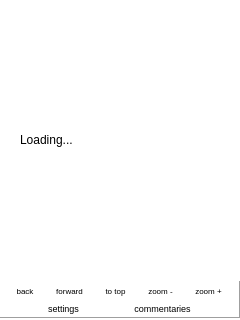
MosheWagner/Orayta-QT, file android-exp/mobileapp.ui: the form before one commit.
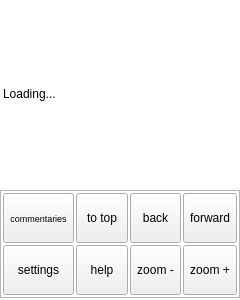
The form after the commit. The open tabs and pages were chosen to show the change. Icons and pictures are not drawn.

Diff of the .ui file:
```diff
--- a/android-exp/mobileapp.ui
+++ b/android-exp/mobileapp.ui
@@ -7,13 +7,13 @@
     <x>0</x>
     <y>0</y>
     <width>240</width>
-    <height>320</height>
+    <height>300</height>
    </rect>
   </property>
   <property name="minimumSize">
    <size>
     <width>240</width>
-    <height>320</height>
+    <height>300</height>
    </size>
   </property>
   <property name="palette">
@@ -174,7 +174,7 @@
       </palette>
      </property>
      <property name="currentIndex">
-      <number>1</number>
+      <number>0</number>
      </property>
      <widget class="QWidget" name="mainpage">
       <layout class="QVBoxLayout" name="verticalLayout_12">
@@ -187,7 +187,7 @@
        <item>
         <layout class="QGridLayout" name="gridLayout">
          <property name="verticalSpacing">
-          <number>20</number>
+          <number>2</number>
          </property>
          <property name="margin">
           <number>1</number>
@@ -252,7 +252,7 @@
            </item>
           </layout>
          </item>
-         <item row="0" column="1">
+         <item row="0" column="2">
           <layout class="QHBoxLayout" name="horizontalLayout_11">
            <item>
             <widget class="QToolButton" name="searchBTN">
@@ -309,7 +309,7 @@
            </item>
           </layout>
          </item>
-         <item row="1" column="1">
+         <item row="2" column="2">
           <layout class="QHBoxLayout" name="horizontalLayout_13">
            <item>
             <widget class="QToolButton" name="aboutBTN">
@@ -366,7 +366,7 @@
            </item>
           </layout>
          </item>
-         <item row="1" column="0">
+         <item row="2" column="0">
           <layout class="QHBoxLayout" name="horizontalLayout_12">
            <item>
             <widget class="QToolButton" name="getbooksBTN">
@@ -423,6 +423,32 @@
            </item>
           </layout>
          </item>
+         <item row="1" column="0">
+          <spacer name="verticalSpacer_9">
+           <property name="orientation">
+            <enum>Qt::Vertical</enum>
+           </property>
+           <property name="sizeHint" stdset="0">
+            <size>
+             <width>20</width>
+             <height>0</height>
+            </size>
+           </property>
+          </spacer>
+         </item>
+         <item row="0" column="1">
+          <spacer name="horizontalSpacer">
+           <property name="orientation">
+            <enum>Qt::Horizontal</enum>
+           </property>
+           <property name="sizeHint" stdset="0">
+            <size>
+             <width>0</width>
+             <height>0</height>
+            </size>
+           </property>
+          </spacer>
+         </item>
         </layout>
        </item>
        <item>
@@ -523,10 +549,13 @@
 &lt;p align=&quot;center&quot; style=&quot;-qt-paragraph-type:empty; margin-top:0px; margin-bottom:0px; margin-left:0px; margin-right:0px; -qt-block-indent:0; text-indent:0px;&quot;&gt;&lt;/p&gt;
 &lt;p align=&quot;center&quot; style=&quot;-qt-paragraph-type:empty; margin-top:0px; margin-bottom:0px; margin-left:0px; margin-right:0px; -qt-block-indent:0; text-indent:0px;&quot;&gt;&lt;/p&gt;
 &lt;p align=&quot;center&quot; style=&quot;-qt-paragraph-type:empty; margin-top:0px; margin-bottom:0px; margin-left:0px; margin-right:0px; -qt-block-indent:0; text-indent:0px; font-weight:600; color:#000031;&quot;&gt;&lt;/p&gt;
-&lt;p align=&quot;center&quot; style=&quot; margin-top:0px; margin-bottom:0px; margin-left:0px; margin-right:0px; -qt-block-indent:0; text-indent:0px;&quot;&gt;&lt;span style=&quot; font-weight:600; color:#000031;&quot;&gt;about&lt;/span&gt;&lt;/p&gt;
-&lt;p align=&quot;center&quot; style=&quot; margin-top:0px; margin-bottom:0px; margin-left:0px; margin-right:0px; -qt-block-indent:0; text-indent:0px;&quot;&gt;&lt;span style=&quot; color:#000031;&quot;&gt;orayta 4 android is a free app for displaying jewish books on your cellphone&lt;/span&gt;&lt;/p&gt;
-&lt;p align=&quot;center&quot; style=&quot; margin-top:0px; margin-bottom:0px; margin-left:0px; margin-right:0px; -qt-block-indent:0; text-indent:0px;&quot;&gt;&lt;span style=&quot; color:#000031;&quot;&gt;for any question you may contact the developers:&lt;/span&gt;&lt;/p&gt;
-&lt;p align=&quot;center&quot; style=&quot; margin-top:0px; margin-bottom:0px; margin-left:0px; margin-right:0px; -qt-block-indent:0; text-indent:0px;&quot;&gt;&lt;a href=&quot;mailto:orayta.books@gmail.com&quot;&gt;&lt;span style=&quot; text-decoration: underline; color:#0000ff;&quot;&gt;orayta.books@gmail.com&lt;/span&gt;&lt;/a&gt;&lt;/p&gt;&lt;/body&gt;&lt;/html&gt;</string>
+&lt;p align=&quot;center&quot; style=&quot; margin-top:0px; margin-bottom:0px; margin-left:0px; margin-right:0px; -qt-block-indent:0; text-indent:0px;&quot;&gt;&lt;span style=&quot; font-weight:600; color:#000031;&quot;&gt;About&lt;/span&gt;&lt;/p&gt;
+&lt;p align=&quot;center&quot; style=&quot; margin-top:0px; margin-bottom:0px; margin-left:0px; margin-right:0px; -qt-block-indent:0; text-indent:0px;&quot;&gt;&lt;span style=&quot; color:#000031;&quot;&gt;Orayta 4 Android is a free app for displaying jewish books on your cellphone&lt;/span&gt;&lt;/p&gt;
+&lt;p align=&quot;center&quot; style=&quot; margin-top:0px; margin-bottom:0px; margin-left:0px; margin-right:0px; -qt-block-indent:0; text-indent:0px;&quot;&gt;&lt;span style=&quot; color:#000031;&quot;&gt;For questions or donations you may contact the developers:&lt;/span&gt;&lt;/p&gt;
+&lt;p align=&quot;center&quot; style=&quot; margin-top:0px; margin-bottom:0px; margin-left:0px; margin-right:0px; -qt-block-indent:0; text-indent:0px;&quot;&gt;&lt;a href=&quot;mailto:orayta.books@gmail.com&quot;&gt;&lt;span style=&quot; text-decoration: underline; color:#0000ff;&quot;&gt;orayta.books@gmail.com&lt;/span&gt;&lt;/a&gt;&lt;/p&gt;
+&lt;p align=&quot;center&quot; style=&quot;-qt-paragraph-type:empty; margin-top:0px; margin-bottom:0px; margin-left:0px; margin-right:0px; -qt-block-indent:0; text-indent:0px; text-decoration: underline; color:#0000ff;&quot;&gt;&lt;/p&gt;
+&lt;p align=&quot;center&quot; style=&quot; margin-top:0px; margin-bottom:0px; margin-left:0px; margin-right:0px; -qt-block-indent:0; text-indent:0px;&quot;&gt;&lt;span style=&quot; color:#000031;&quot;&gt;In memory of Roi Aharon Rot HY&amp;quot;D&lt;/span&gt;&lt;/p&gt;
+&lt;p align=&quot;center&quot; style=&quot;-qt-paragraph-type:empty; margin-top:0px; margin-bottom:0px; margin-left:0px; margin-right:0px; -qt-block-indent:0; text-indent:0px; color:#000031;&quot;&gt;&lt;/p&gt;&lt;/body&gt;&lt;/html&gt;</string>
             </property>
             <property name="wordWrap">
              <bool>true</bool>
@@ -583,34 +612,6 @@
               </property>
              </widget>
             </item>
-            <item>
-             <widget class="QLabel" name="waitLBL">
-              <property name="sizePolicy">
-               <sizepolicy hsizetype="Maximum" vsizetype="Maximum">
-                <horstretch>16</horstretch>
-                <verstretch>16</verstretch>
-               </sizepolicy>
-              </property>
-              <property name="minimumSize">
-               <size>
-                <width>16</width>
-                <height>16</height>
-               </size>
-              </property>
-              <property name="text">
-               <string/>
-              </property>
-              <property name="pixmap">
-               <pixmap resource="Orayta.qrc">:/Images/ajax-loader.gif</pixmap>
-              </property>
-              <property name="scaledContents">
-               <bool>false</bool>
-              </property>
-              <property name="alignment">
-               <set>Qt::AlignCenter</set>
-              </property>
-             </widget>
-            </item>
            </layout>
           </item>
          </layout>
@@ -624,29 +625,48 @@
            <verstretch>0</verstretch>
           </sizepolicy>
          </property>
+         <property name="palette">
+          <palette>
+           <active/>
+           <inactive/>
+           <disabled/>
+          </palette>
+         </property>
          <property name="frameShape">
-          <enum>QFrame::Panel</enum>
+          <enum>QFrame::StyledPanel</enum>
          </property>
          <property name="frameShadow">
-          <enum>QFrame::Raised</enum>
+          <enum>QFrame::Plain</enum>
          </property>
-         <layout class="QVBoxLayout" name="verticalLayout_20">
-          <property name="spacing">
-           <number>0</number>
-          </property>
-          <property name="margin">
-           <number>0</number>
-          </property>
-          <item>
-           <layout class="QHBoxLayout" name="horizontalLayout_10">
-            <property name="spacing">
+         <property name="lineWidth">
              <number>1</number>
             </property>
-            <item>
+         <layout class="QGridLayout" name="gridLayout_2">
+          <property name="margin">
+           <number>2</number>
+          </property>
+          <property name="spacing">
+           <number>2</number>
+          </property>
+          <item row="1" column="3">
              <widget class="QToolButton" name="backBTN">
+            <property name="sizePolicy">
+             <sizepolicy hsizetype="Preferred" vsizetype="Preferred">
+              <horstretch>0</horstretch>
+              <verstretch>0</verstretch>
+             </sizepolicy>
+            </property>
+            <property name="minimumSize">
+             <size>
+              <width>50</width>
+              <height>50</height>
+             </size>
+            </property>
               <property name="font">
                <font>
-                <pointsize>6</pointsize>
+              <pointsize>9</pointsize>
+              <weight>50</weight>
+              <bold>false</bold>
                </font>
               </property>
               <property name="autoFillBackground">
@@ -662,84 +682,36 @@
               <property name="iconSize">
                <size>
                 <width>50</width>
-                <height>30</height>
+              <height>40</height>
                </size>
               </property>
               <property name="toolButtonStyle">
                <enum>Qt::ToolButtonTextUnderIcon</enum>
               </property>
               <property name="autoRaise">
-               <bool>true</bool>
-              </property>
-             </widget>
-            </item>
-            <item>
-             <widget class="QToolButton" name="forwardBTN">
-              <property name="font">
-               <font>
-                <pointsize>6</pointsize>
-               </font>
-              </property>
-              <property name="autoFillBackground">
                <bool>false</bool>
               </property>
-              <property name="text">
-               <string>forward</string>
-              </property>
-              <property name="icon">
-               <iconset resource="Orayta.qrc">
-                <normaloff>:/Icons/go-next.png</normaloff>:/Icons/go-next.png</iconset>
-              </property>
-              <property name="iconSize">
-               <size>
-                <width>50</width>
-                <height>30</height>
-               </size>
-              </property>
-              <property name="toolButtonStyle">
-               <enum>Qt::ToolButtonTextUnderIcon</enum>
-              </property>
-              <property name="autoRaise">
-               <bool>true</bool>
-              </property>
-             </widget>
-            </item>
-            <item>
-             <widget class="QToolButton" name="toolButton_6">
-              <property name="font">
-               <font>
-                <pointsize>6</pointsize>
-               </font>
-              </property>
-              <property name="autoFillBackground">
-               <bool>false</bool>
-              </property>
-              <property name="text">
-               <string>to top</string>
-              </property>
-              <property name="icon">
-               <iconset resource="Orayta.qrc">
-                <normaloff>:/Icons/arrow-up.png</normaloff>:/Icons/arrow-up.png</iconset>
-              </property>
-              <property name="iconSize">
-               <size>
-                <width>50</width>
-                <height>30</height>
-               </size>
-              </property>
-              <property name="toolButtonStyle">
-               <enum>Qt::ToolButtonTextUnderIcon</enum>
-              </property>
-              <property name="autoRaise">
-               <bool>true</bool>
-              </property>
-             </widget>
-            </item>
-            <item>
+           </widget>
+          </item>
+          <item row="2" column="3">
              <widget class="QToolButton" name="toolButton_2">
+            <property name="sizePolicy">
+             <sizepolicy hsizetype="Preferred" vsizetype="Preferred">
+              <horstretch>0</horstretch>
+              <verstretch>0</verstretch>
+             </sizepolicy>
+            </property>
+            <property name="minimumSize">
+             <size>
+              <width>50</width>
+              <height>50</height>
+             </size>
+            </property>
               <property name="font">
                <font>
-                <pointsize>6</pointsize>
+              <pointsize>9</pointsize>
+              <weight>50</weight>
+              <bold>false</bold>
                </font>
               </property>
               <property name="autoFillBackground">
@@ -755,22 +727,81 @@
               <property name="iconSize">
                <size>
                 <width>50</width>
-                <height>30</height>
+              <height>40</height>
                </size>
               </property>
               <property name="toolButtonStyle">
                <enum>Qt::ToolButtonTextUnderIcon</enum>
               </property>
               <property name="autoRaise">
-               <bool>true</bool>
+             <bool>false</bool>
               </property>
              </widget>
             </item>
-            <item>
+          <item row="1" column="5">
+           <widget class="QToolButton" name="forwardBTN">
+            <property name="sizePolicy">
+             <sizepolicy hsizetype="Preferred" vsizetype="Preferred">
+              <horstretch>0</horstretch>
+              <verstretch>0</verstretch>
+             </sizepolicy>
+            </property>
+            <property name="minimumSize">
+             <size>
+              <width>50</width>
+              <height>50</height>
+             </size>
+            </property>
+            <property name="font">
+             <font>
+              <pointsize>9</pointsize>
+              <weight>50</weight>
+              <bold>false</bold>
+             </font>
+            </property>
+            <property name="autoFillBackground">
+             <bool>false</bool>
+            </property>
+            <property name="text">
+             <string>forward</string>
+            </property>
+            <property name="icon">
+             <iconset resource="Orayta.qrc">
+              <normaloff>:/Icons/go-next.png</normaloff>:/Icons/go-next.png</iconset>
+            </property>
+            <property name="iconSize">
+             <size>
+              <width>50</width>
+              <height>40</height>
+             </size>
+            </property>
+            <property name="toolButtonStyle">
+             <enum>Qt::ToolButtonTextUnderIcon</enum>
+            </property>
+            <property name="autoRaise">
+             <bool>false</bool>
+            </property>
+           </widget>
+          </item>
+          <item row="2" column="5">
              <widget class="QToolButton" name="toolButton_3">
+            <property name="sizePolicy">
+             <sizepolicy hsizetype="Preferred" vsizetype="Preferred">
+              <horstretch>0</horstretch>
+              <verstretch>0</verstretch>
+             </sizepolicy>
+            </property>
+            <property name="minimumSize">
+             <size>
+              <width>50</width>
+              <height>50</height>
+             </size>
+            </property>
               <property name="font">
                <font>
-                <pointsize>6</pointsize>
+              <pointsize>9</pointsize>
+              <weight>50</weight>
+              <bold>false</bold>
                 <kerning>true</kerning>
                </font>
               </property>
@@ -787,57 +818,81 @@
               <property name="iconSize">
                <size>
                 <width>50</width>
-                <height>30</height>
+              <height>40</height>
                </size>
               </property>
               <property name="toolButtonStyle">
                <enum>Qt::ToolButtonTextUnderIcon</enum>
               </property>
               <property name="autoRaise">
-               <bool>true</bool>
+             <bool>false</bool>
               </property>
              </widget>
             </item>
-           </layout>
-          </item>
-          <item>
-           <layout class="QHBoxLayout" name="horizontalLayout_7">
-            <property name="spacing">
-             <number>1</number>
+          <item row="1" column="2">
+           <widget class="QToolButton" name="toolButton_6">
+            <property name="sizePolicy">
+             <sizepolicy hsizetype="Preferred" vsizetype="Preferred">
+              <horstretch>0</horstretch>
+              <verstretch>0</verstretch>
+             </sizepolicy>
             </property>
-            <item>
-             <widget class="QToolButton" name="settingsMenuBTN">
+            <property name="minimumSize">
+             <size>
+              <width>50</width>
+              <height>50</height>
+             </size>
+            </property>
               <property name="font">
                <font>
-                <pointsize>7</pointsize>
-               </font>
-              </property>
+              <pointsize>9</pointsize>
+              <weight>50</weight>
+              <bold>false</bold>
+             </font>
+            </property>
+            <property name="autoFillBackground">
+             <bool>false</bool>
+            </property>
               <property name="text">
-               <string>settings</string>
+             <string>to top</string>
               </property>
               <property name="icon">
                <iconset resource="Orayta.qrc">
-                <normaloff>:/Icons/configure.png</normaloff>:/Icons/configure.png</iconset>
+              <normaloff>:/Icons/arrow-up.png</normaloff>:/Icons/arrow-up.png</iconset>
               </property>
               <property name="iconSize">
                <size>
                 <width>50</width>
-                <height>20</height>
+              <height>40</height>
                </size>
               </property>
               <property name="toolButtonStyle">
-               <enum>Qt::ToolButtonTextBesideIcon</enum>
+             <enum>Qt::ToolButtonTextUnderIcon</enum>
               </property>
               <property name="autoRaise">
-               <bool>true</bool>
+             <bool>false</bool>
               </property>
              </widget>
             </item>
-            <item>
+          <item row="1" column="1">
              <widget class="QToolButton" name="mixedSelectBTN">
+            <property name="sizePolicy">
+             <sizepolicy hsizetype="Preferred" vsizetype="Preferred">
+              <horstretch>0</horstretch>
+              <verstretch>0</verstretch>
+             </sizepolicy>
+            </property>
+            <property name="minimumSize">
+             <size>
+              <width>50</width>
+              <height>50</height>
+             </size>
+            </property>
               <property name="font">
                <font>
                 <pointsize>7</pointsize>
+              <weight>50</weight>
+              <bold>false</bold>
                </font>
               </property>
               <property name="text">
@@ -850,18 +905,100 @@
               <property name="iconSize">
                <size>
                 <width>50</width>
-                <height>20</height>
+              <height>40</height>
                </size>
               </property>
               <property name="toolButtonStyle">
-               <enum>Qt::ToolButtonTextBesideIcon</enum>
+             <enum>Qt::ToolButtonTextUnderIcon</enum>
               </property>
               <property name="autoRaise">
-               <bool>true</bool>
+             <bool>false</bool>
               </property>
              </widget>
             </item>
-           </layout>
+          <item row="2" column="2">
+           <widget class="QToolButton" name="menuHelpBTN">
+            <property name="sizePolicy">
+             <sizepolicy hsizetype="Preferred" vsizetype="Preferred">
+              <horstretch>0</horstretch>
+              <verstretch>0</verstretch>
+             </sizepolicy>
+            </property>
+            <property name="minimumSize">
+             <size>
+              <width>50</width>
+              <height>50</height>
+             </size>
+            </property>
+            <property name="font">
+             <font>
+              <pointsize>9</pointsize>
+              <weight>50</weight>
+              <bold>false</bold>
+             </font>
+            </property>
+            <property name="text">
+             <string>help</string>
+            </property>
+            <property name="icon">
+             <iconset resource="Orayta.qrc">
+              <normaloff>:/Icons/help-contents.png</normaloff>:/Icons/help-contents.png</iconset>
+            </property>
+            <property name="iconSize">
+             <size>
+              <width>50</width>
+              <height>40</height>
+             </size>
+            </property>
+            <property name="toolButtonStyle">
+             <enum>Qt::ToolButtonTextUnderIcon</enum>
+            </property>
+            <property name="autoRaise">
+             <bool>false</bool>
+            </property>
+           </widget>
+          </item>
+          <item row="2" column="1">
+           <widget class="QToolButton" name="settingsMenuBTN">
+            <property name="sizePolicy">
+             <sizepolicy hsizetype="Preferred" vsizetype="Preferred">
+              <horstretch>0</horstretch>
+              <verstretch>0</verstretch>
+             </sizepolicy>
+            </property>
+            <property name="minimumSize">
+             <size>
+              <width>50</width>
+              <height>50</height>
+             </size>
+            </property>
+            <property name="font">
+             <font>
+              <pointsize>9</pointsize>
+              <weight>50</weight>
+              <bold>false</bold>
+             </font>
+            </property>
+            <property name="text">
+             <string>settings</string>
+            </property>
+            <property name="icon">
+             <iconset resource="Orayta.qrc">
+              <normaloff>:/Icons/configure.png</normaloff>:/Icons/configure.png</iconset>
+            </property>
+            <property name="iconSize">
+             <size>
+              <width>50</width>
+              <height>40</height>
+             </size>
+            </property>
+            <property name="toolButtonStyle">
+             <enum>Qt::ToolButtonTextUnderIcon</enum>
+            </property>
+            <property name="autoRaise">
+             <bool>false</bool>
+            </property>
+           </widget>
           </item>
          </layout>
         </widget>
@@ -2314,26 +2451,6 @@
           <property name="margin">
            <number>2</number>
           </property>
-          <item>
-           <widget class="QPushButton" name="SearchInBooksBTN">
-            <property name="text">
-             <string>Search</string>
-            </property>
-           </widget>
-          </item>
-          <item>
-           <spacer name="verticalSpacer_4">
-            <property name="orientation">
-             <enum>Qt::Vertical</enum>
-            </property>
-            <property name="sizeHint" stdset="0">
-             <size>
-              <width>20</width>
-              <height>40</height>
-             </size>
-            </property>
-           </spacer>
-          </item>
           <item>
            <layout class="QHBoxLayout" name="horizontalLayout_15">
             <item>
@@ -2405,6 +2522,26 @@
             </item>
            </layout>
           </item>
+          <item>
+           <spacer name="verticalSpacer_4">
+            <property name="orientation">
+             <enum>Qt::Vertical</enum>
+            </property>
+            <property name="sizeHint" stdset="0">
+             <size>
+              <width>20</width>
+              <height>40</height>
+             </size>
+            </property>
+           </spacer>
+          </item>
+          <item>
+           <widget class="QPushButton" name="SearchInBooksBTN">
+            <property name="text">
+             <string>Search</string>
+            </property>
+           </widget>
+          </item>
           <item>
            <spacer name="verticalSpacer_3">
             <property name="orientation">
@@ -2423,13 +2560,19 @@
        </item>
        <item>
         <widget class="QGroupBox" name="inSearchGroup">
+         <property name="layoutDirection">
+          <enum>Qt::LeftToRight</enum>
+         </property>
          <property name="title">
           <string>Searching...</string>
          </property>
+         <property name="alignment">
+          <set>Qt::AlignHCenter|Qt::AlignTop</set>
+         </property>
          <property name="flat">
           <bool>true</bool>
          </property>
-         <layout class="QVBoxLayout" name="verticalLayout_21">
+         <layout class="QVBoxLayout" name="verticalLayout_23">
           <property name="spacing">
            <number>1</number>
           </property>
@@ -2437,7 +2580,7 @@
            <number>1</number>
           </property>
           <property name="topMargin">
-           <number>10</number>
+           <number>5</number>
           </property>
           <property name="rightMargin">
            <number>1</number>
@@ -2445,6 +2588,41 @@
           <property name="bottomMargin">
            <number>1</number>
           </property>
+          <item>
+           <widget class="QProgressBar" name="progressBar">
+            <property name="maximumSize">
+             <size>
+              <width>16777215</width>
+              <height>16</height>
+             </size>
+            </property>
+            <property name="baseSize">
+             <size>
+              <width>200</width>
+              <height>0</height>
+             </size>
+            </property>
+            <property name="value">
+             <number>21</number>
+            </property>
+            <property name="textVisible">
+             <bool>false</bool>
+            </property>
+           </widget>
+          </item>
+          <item>
+           <spacer name="verticalSpacer_6">
+            <property name="orientation">
+             <enum>Qt::Vertical</enum>
+            </property>
+            <property name="sizeHint" stdset="0">
+             <size>
+              <width>20</width>
+              <height>40</height>
+             </size>
+            </property>
+           </spacer>
+          </item>
           <item>
            <widget class="QPushButton" name="stopSearchBTN">
             <property name="enabled">
@@ -2459,41 +2637,6 @@
             </property>
            </widget>
           </item>
-          <item>
-           <spacer name="verticalSpacer_6">
-            <property name="orientation">
-             <enum>Qt::Vertical</enum>
-            </property>
-            <property name="sizeHint" stdset="0">
-             <size>
-              <width>20</width>
-              <height>40</height>
-             </size>
-            </property>
-           </spacer>
-          </item>
-          <item>
-           <widget class="QProgressBar" name="progressBar">
-            <property name="maximumSize">
-             <size>
-              <width>16777215</width>
-              <height>16</height>
-             </size>
-            </property>
-            <property name="baseSize">
-             <size>
-              <width>200</width>
-              <height>0</height>
-             </size>
-            </property>
-            <property name="value">
-             <number>21</number>
-            </property>
-            <property name="textVisible">
-             <bool>false</bool>
-            </property>
-           </widget>
-          </item>
           <item>
            <spacer name="verticalSpacer">
             <property name="orientation">
@@ -3284,7 +3427,7 @@
           <bool>false</bool>
          </property>
          <property name="currentIndex">
-          <number>1</number>
+          <number>0</number>
          </property>
          <widget class="QWidget" name="tab">
           <property name="sizePolicy">
@@ -3306,7 +3449,7 @@
               </font>
              </property>
              <property name="text">
-              <string>Default font:</string>
+              <string>Font:</string>
              </property>
             </widget>
            </item>
@@ -3331,7 +3474,8 @@
               <enum>Qt::LeftToRight</enum>
              </property>
              <property name="styleSheet">
-              <string>font: 8pt &quot;Sans Serif&quot;;</string>
+              <string notr="true">*{font: 8pt &quot;Sans Serif&quot;;}
+</string>
              </property>
              <property name="currentIndex">
               <number>0</number>
@@ -3358,20 +3502,19 @@
               </font>
              </property>
              <property name="text">
-              <string>Base font size:</string>
+              <string>Font size:</string>
              </property>
             </widget>
            </item>
            <item>
             <layout class="QHBoxLayout" name="horizontalLayout_5">
              <item>
-              <widget class="QSlider" name="horizontalSlider">
-               <property name="styleSheet">
-                <string notr="true">*{ height:35 px; }
-::idicator{
- height:35 px; 
-}
-</string>
+              <widget class="QScrollBar" name="horizontalSlider">
+               <property name="sizePolicy">
+                <sizepolicy hsizetype="Expanding" vsizetype="Preferred">
+                 <horstretch>0</horstretch>
+                 <verstretch>0</verstretch>
+                </sizepolicy>
                </property>
                <property name="singleStep">
                 <number>2</number>
@@ -3382,15 +3525,18 @@
                <property name="orientation">
                 <enum>Qt::Horizontal</enum>
                </property>
+               <property name="invertedControls">
+                <bool>false</bool>
+               </property>
               </widget>
              </item>
              <item>
               <widget class="QSpinBox" name="fonSizeSpinBox">
-               <property name="styleSheet">
-                <string notr="true">::indicator {
- height: 10 px; 
-width: 10 px;
-}</string>
+               <property name="sizePolicy">
+                <sizepolicy hsizetype="Minimum" vsizetype="Preferred">
+                 <horstretch>0</horstretch>
+                 <verstretch>0</verstretch>
+                </sizepolicy>
                </property>
                <property name="value">
                 <number>20</number>
@@ -3826,6 +3972,80 @@
        </item>
       </layout>
      </widget>
+     <widget class="QWidget" name="waitPage">
+      <layout class="QVBoxLayout" name="verticalLayout_21">
+       <item>
+        <spacer name="verticalSpacer_7">
+         <property name="orientation">
+          <enum>Qt::Vertical</enum>
+         </property>
+         <property name="sizeHint" stdset="0">
+          <size>
+           <width>20</width>
+           <height>40</height>
+          </size>
+         </property>
+        </spacer>
+       </item>
+       <item>
+        <widget class="QLabel" name="label_2">
+         <property name="font">
+          <font>
+           <pointsize>11</pointsize>
+           <weight>75</weight>
+           <bold>true</bold>
+          </font>
+         </property>
+         <property name="text">
+          <string>Please wait, loading book...</string>
+         </property>
+         <property name="alignment">
+          <set>Qt::AlignCenter</set>
+         </property>
+         <property name="wordWrap">
+          <bool>true</bool>
+         </property>
+        </widget>
+       </item>
+       <item>
+        <widget class="QWidget" name="wait_bg" native="true">
+         <property name="styleSheet">
+          <string notr="true">#wait_bg{
+image: url(:/Images/Wait.png);}
+</string>
+         </property>
+         <layout class="QHBoxLayout" name="horizontalLayout_4">
+          <item>
+           <widget class="QLabel" name="waitLBL">
+            <property name="minimumSize">
+             <size>
+              <width>210</width>
+              <height>150</height>
+             </size>
+            </property>
+            <property name="text">
+             <string/>
+            </property>
+           </widget>
+          </item>
+         </layout>
+        </widget>
+       </item>
+       <item>
+        <spacer name="verticalSpacer_8">
+         <property name="orientation">
+          <enum>Qt::Vertical</enum>
+         </property>
+         <property name="sizeHint" stdset="0">
+          <size>
+           <width>20</width>
+           <height>40</height>
+          </size>
+         </property>
+        </spacer>
+       </item>
+      </layout>
+     </widget>
     </widget>
    </item>
   </layout>
```
Left out of the diff: 115 changed lines with no effect on the pictures. Lines whose indentation alone changed are shown as unchanged.
